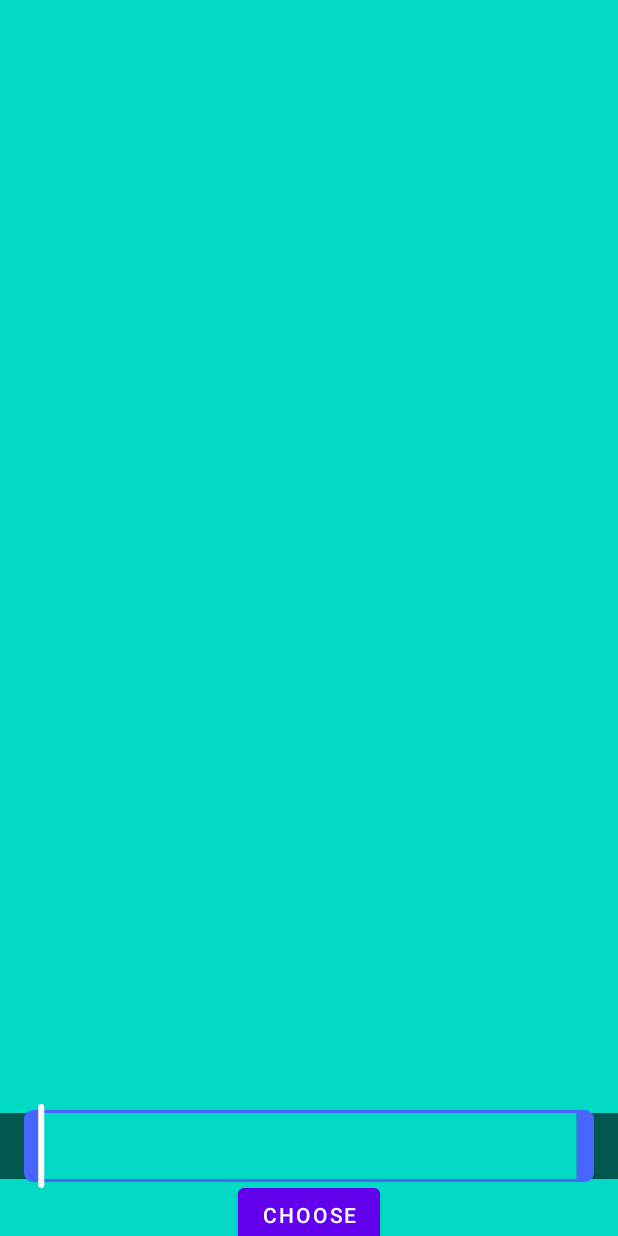
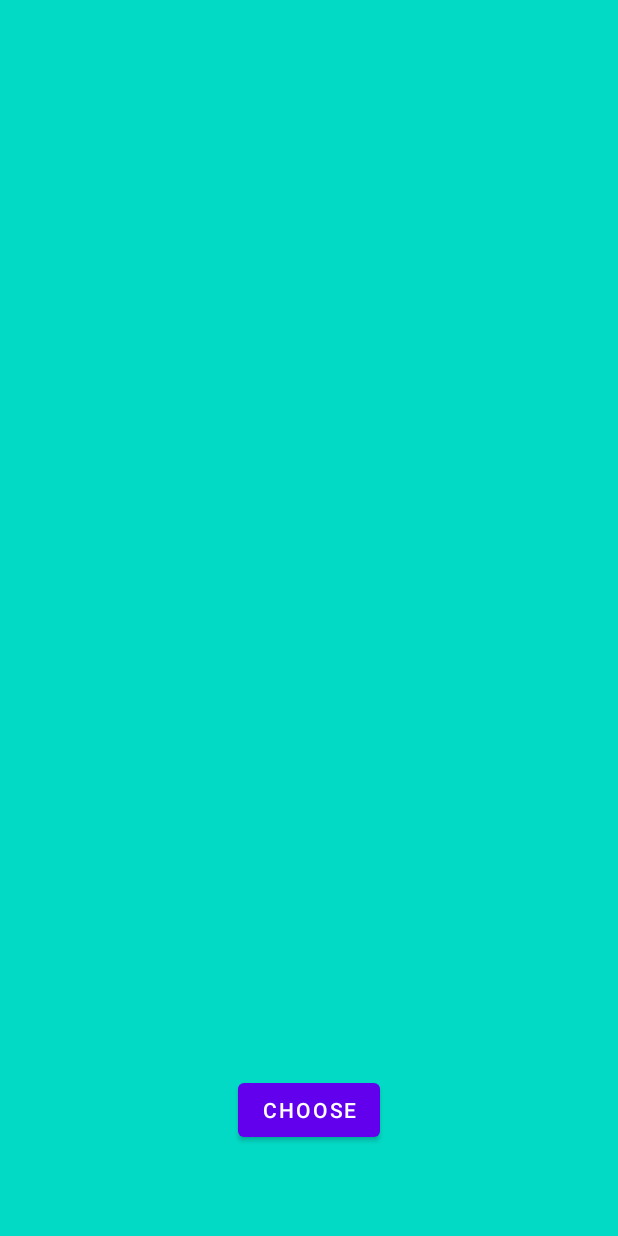
Before and after one commit to Mathred/TimelineTracker, an Android app: the layout activity_main.xml on its own in the app's theme, with its tools: preview values and no code run, on a phone screen of 412 x 824 dp. Run offline under Robolectric (Android 15) with nearby library versions, the phone set to English and light mode, and no system bars.

```diff
--- a/app/src/main/res/layout/activity_main.xml
+++ b/app/src/main/res/layout/activity_main.xml
@@ -8,52 +8,9 @@
     tools:context=".MainActivity"
     tools:ignore="NewApi">
 
-    <LinearLayout
-        android:layout_width="match_parent"
-        android:layout_height="44dp"
-        app:layout_constraintTop_toTopOf="parent"
-        android:layout_marginTop="48dp"
-        android:orientation="horizontal"
-        >
-
-        <ImageView
-            android:id="@+id/iv1"
-            android:layout_width="wrap_content"
-            android:layout_height="match_parent"
-            android:scaleType="centerCrop"
-            tools:layout_width="22dp"/>
-
-        <ImageView
-            android:id="@+id/iv2"
-            android:layout_width="wrap_content"
-            android:layout_height="match_parent"
-            android:adjustViewBounds="true"
-            tools:layout_width="22dp"/>
-
-        <ImageView
-            android:id="@+id/iv3"
-            android:layout_width="wrap_content"
-            android:layout_height="match_parent"
-            android:adjustViewBounds="true"
-            tools:layout_width="22dp"/>
-
-    </LinearLayout>
-
-    <androidx.recyclerview.widget.RecyclerView
-        android:id="@+id/rv_testClips"
-        android:layout_width="match_parent"
-        android:layout_height="wrap_content"
-        android:paddingHorizontal="28dp"
-        android:clipToPadding="false"
-        app:layout_constraintBottom_toTopOf="@id/rv"
-        android:layout_marginBottom="8dp"
-        android:orientation="horizontal"
-        />
-
     <androidx.recyclerview.widget.RecyclerView
         android:id="@+id/rv"
-        app:layout_constraintTop_toTopOf="@id/tracker"
-        app:layout_constraintBottom_toBottomOf="@id/tracker"
+        app:layout_constraintBottom_toBottomOf="parent"
         android:layout_width="match_parent"
         android:paddingHorizontal="28dp"
         android:clipToPadding="false"
@@ -61,12 +18,12 @@
         app:layoutManager="androidx.recyclerview.widget.LinearLayoutManager"
         android:orientation="horizontal" />
 
-    <com.example.timelinetracker.TrackerView2
+<!--    <com.example.timelinetracker.TrackerView2
         android:id="@+id/tracker"
         android:layout_width="match_parent"
         android:layout_height="56dp"
         app:layout_constraintBottom_toBottomOf="parent"
-        android:layout_marginBottom="32dp"/>
+        android:layout_marginBottom="32dp"/>-->
 
     <Button
         android:id="@+id/btn_choose"
@@ -74,7 +31,8 @@
         android:layout_height="wrap_content"
         app:layout_constraintStart_toStartOf="parent"
         app:layout_constraintEnd_toEndOf="parent"
-        app:layout_constraintTop_toBottomOf="@id/rv"
+        app:layout_constraintBottom_toTopOf="@id/rv"
+        android:layout_marginBottom="16dp"
         android:text="Choose"/>
 
 </androidx.constraintlayout.widget.ConstraintLayout>
```
Also changed, not shown: app/src/main/java/com/example/timelinetracker/MainActivity.kt (+41 -77 lines), app/src/main/java/com/example/timelinetracker/TrackerView2.kt (+37 -2 lines), app/src/main/java/com/example/timelinetracker/adapters/FramesAdapter2.kt (added, +102 -0 lines), app/src/main/java/com/example/timelinetracker/glide/CropBitmapTransformation.kt (+18 -9 lines).
